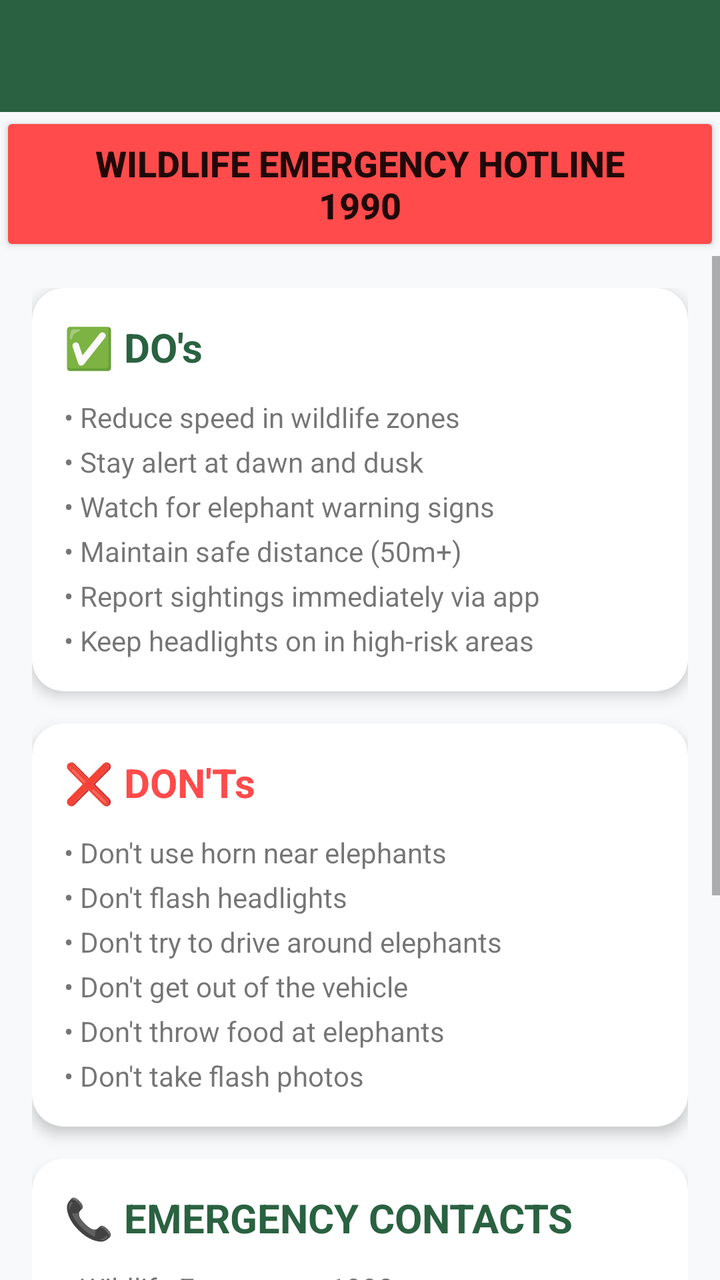
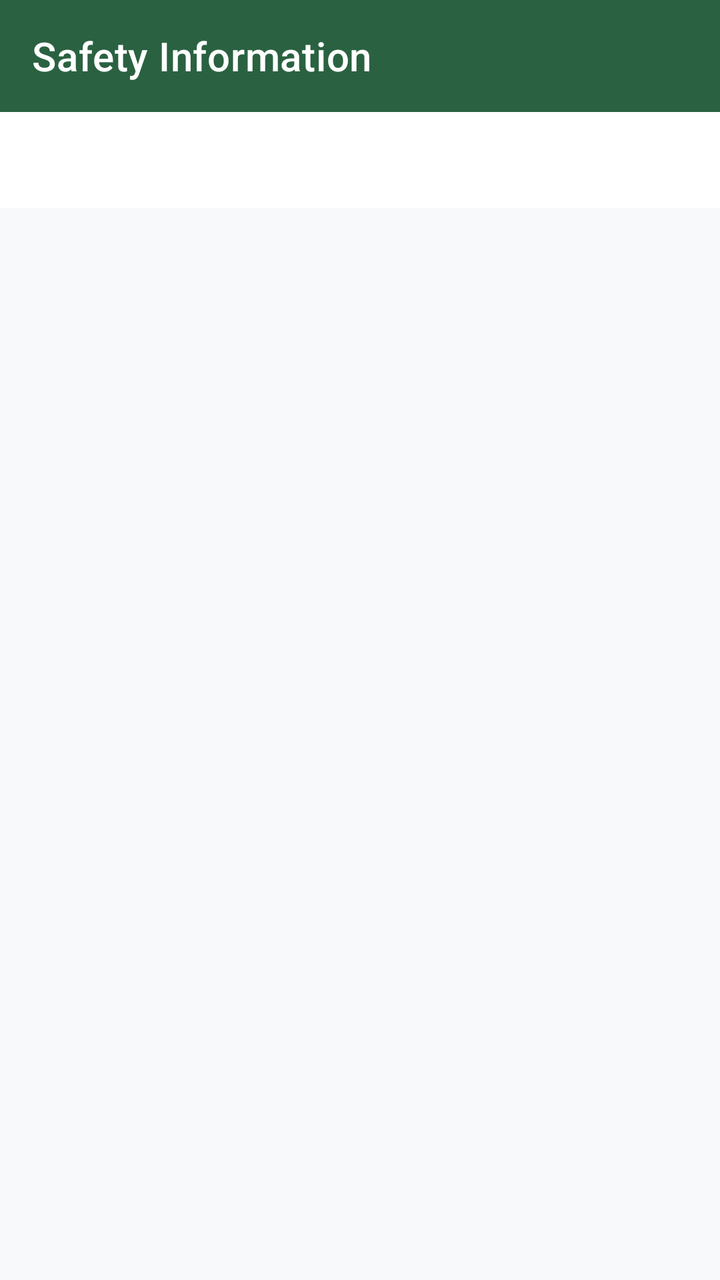

Two renders of the same Android screen: before a commit and after it. Below are the layout's source before the change and the commit's diff.
<!-- AndroidManifest.xml: application theme Theme.ElephAlert -->
<!-- res/layout/activity_safety_info.xml -->
<?xml version="1.0" encoding="utf-8"?>
<LinearLayout xmlns:android="http://schemas.android.com/apk/res/android"
    xmlns:app="http://schemas.android.com/apk/res-auto"
    android:layout_width="match_parent"
    android:layout_height="match_parent"
    android:orientation="vertical"
    android:background="@color/bg_screen">

    
    <androidx.appcompat.widget.Toolbar
        android:id="@+id/toolbar"
        android:layout_width="match_parent"
        android:layout_height="?attr/actionBarSize"
        android:background="@color/primary"
        app:titleTextColor="@color/white" />

    
    <Button
        android:id="@+id/btnEmergency"
        android:layout_width="match_parent"
        android:layout_height="72dp"
        android:text="WILDLIFE EMERGENCY HOTLINE\n1990"
        android:textSize="18sp"
        android:textStyle="bold"
        android:backgroundTint="@color/danger"
        android:paddingVertical="8dp" />

    <ScrollView
        android:layout_width="match_parent"
        android:layout_height="match_parent">

        <LinearLayout
            android:layout_width="match_parent"
            android:layout_height="wrap_content"
            android:orientation="vertical"
            android:padding="16dp">

            
            <com.google.android.material.card.MaterialCardView
                android:layout_width="match_parent"
                android:layout_height="wrap_content"
                app:cardCornerRadius="16dp"
                app:cardElevation="4dp"
                android:layout_marginBottom="16dp">

                <LinearLayout
                    android:layout_width="match_parent"
                    android:layout_height="wrap_content"
                    android:orientation="vertical"
                    android:padding="16dp">

                    <TextView
                        android:layout_width="wrap_content"
                        android:layout_height="wrap_content"
                        android:text="✅ DO's"
                        android:textSize="20sp"
                        android:textStyle="bold"
                        android:textColor="@color/primary"
                        android:layout_marginBottom="12dp" />

                    <TextView
                        android:layout_width="match_parent"
                        android:layout_height="wrap_content"
                        android:text="• Reduce speed in wildlife zones\n• Stay alert at dawn and dusk\n• Watch for elephant warning signs\n• Maintain safe distance (50m+)\n• Report sightings immediately via app\n• Keep headlights on in high-risk areas"
                        android:lineSpacingExtra="6dp"
                        android:textSize="14sp" />
                </LinearLayout>
            </com.google.android.material.card.MaterialCardView>

            
            <com.google.android.material.card.MaterialCardView
                android:layout_width="match_parent"
                android:layout_height="wrap_content"
                app:cardCornerRadius="16dp"
                app:cardElevation="4dp"
                android:layout_marginBottom="16dp">

                <LinearLayout
                    android:layout_width="match_parent"
                    android:layout_height="wrap_content"
                    android:orientation="vertical"
                    android:padding="16dp">

                    <TextView
                        android:layout_width="wrap_content"
                        android:layout_height="wrap_content"
                        android:text="❌ DON'Ts"
                        android:textSize="20sp"
                        android:textStyle="bold"
                        android:textColor="@color/danger"
                        android:layout_marginBottom="12dp" />

                    <TextView
                        android:layout_width="match_parent"
                        android:layout_height="wrap_content"
                        android:text="• Don't use horn near elephants\n• Don't flash headlights\n• Don't try to drive around elephants\n• Don't get out of the vehicle\n• Don't throw food at elephants\n• Don't take flash photos"
                        android:lineSpacingExtra="6dp"
                        android:textSize="14sp" />
                </LinearLayout>
            </com.google.android.material.card.MaterialCardView>

            
            <com.google.android.material.card.MaterialCardView
                android:layout_width="match_parent"
                android:layout_height="wrap_content"
                app:cardCornerRadius="16dp"
                app:cardElevation="4dp"
                android:layout_marginBottom="16dp">

                <LinearLayout
                    android:layout_width="match_parent"
                    android:layout_height="wrap_content"
                    android:orientation="vertical"
                    android:padding="16dp">

                    <TextView
                        android:layout_width="wrap_content"
                        android:layout_height="wrap_content"
                        android:text="📞 EMERGENCY CONTACTS"
                        android:textSize="20sp"
                        android:textStyle="bold"
                        android:textColor="@color/primary"
                        android:layout_marginBottom="12dp" />

                    <TextView
                        android:layout_width="match_parent"
                        android:layout_height="wrap_content"
                        android:text="• Wildlife Emergency: 1990\n• Police: 118 / 119\n• Ambulance: 110\n• DWC Hotline: 1992\n• Forest Department: 1919"
                        android:lineSpacingExtra="6dp"
                        android:textSize="14sp" />
                </LinearLayout>
            </com.google.android.material.card.MaterialCardView>

            
            <com.google.android.material.card.MaterialCardView
                android:layout_width="match_parent"
                android:layout_height="wrap_content"
                app:cardCornerRadius="16dp"
                app:cardElevation="4dp">

                <LinearLayout
                    android:layout_width="match_parent"
                    android:layout_height="wrap_content"
                    android:orientation="vertical"
                    android:padding="16dp">

                    <TextView
                        android:layout_width="wrap_content"
                        android:layout_height="wrap_content"
                        android:text="🌙 HIGH RISK TIMES"
                        android:textSize="20sp"
                        android:textStyle="bold"
                        android:textColor="@color/warning"
                        android:layout_marginBottom="12dp" />

                    <TextView
                        android:layout_width="match_parent"
                        android:layout_height="wrap_content"
                        android:text="• Dawn: 5:00 AM - 7:00 AM\n• Dusk: 5:00 PM - 7:00 PM\n• Night time: 8:00 PM - 5:00 AM\n• Dry season: May - September"
                        android:lineSpacingExtra="6dp"
                        android:textSize="14sp" />
                </LinearLayout>
            </com.google.android.material.card.MaterialCardView>

        </LinearLayout>
    </ScrollView>
</LinearLayout>
<!-- resources referenced by this layout -->
<resources>
  <color name="bg_screen">#F8F9FA</color>
  <color name="danger">#FF4B4B</color>
  <color name="primary">#2A6241</color>
  <color name="warning">#FFB300</color>
  <color name="white">#FFFFFF</color>
  <style name="Theme.ElephAlert" parent="Theme.MaterialComponents.DayNight.NoActionBar">
          
          <item name="colorPrimary">@color/primary</item>
          <item name="colorPrimaryVariant">@color/primary_dark</item>
          <item name="colorOnPrimary">@color/white</item>
  
          
          <item name="colorSecondary">@color/warning</item>
          <item name="colorSecondaryVariant">@color/warning</item>
          <item name="colorOnSecondary">@color/black</item>
  
          
          <item name="android:windowBackground">@color/bg_screen</item>
          <item name="colorSurface">@color/white</item>
          <item name="colorOnSurface">@color/black</item>
  
          
          <item name="android:statusBarColor">@color/primary_dark</item>
  
          
          <item name="actionBarSize">56dp</item>
      </style>
  <color name="primary_dark">#1B432A</color>
  <color name="black">#212121</color>
</resources>

<!-- the commit's change to res/layout/activity_safety_info.xml (unified diff, before → after) -->
@@ -3,165 +3,51 @@
     xmlns:app="http://schemas.android.com/apk/res-auto"
     android:layout_width="match_parent"
     android:layout_height="match_parent"
-    android:orientation="vertical"
-    android:background="@color/bg_screen">
+    android:orientation="vertical">
 
-    
     <androidx.appcompat.widget.Toolbar
         android:id="@+id/toolbar"
         android:layout_width="match_parent"
         android:layout_height="?attr/actionBarSize"
         android:background="@color/primary"
-        app:titleTextColor="@color/white" />
+        app:titleTextColor="@android:color/white"
+        app:title="Safety Information" />
 
-    
-    <Button
-        android:id="@+id/btnEmergency"
-        android:layout_width="match_parent"
-        android:layout_height="72dp"
-        android:text="WILDLIFE EMERGENCY HOTLINE\n1990"
-        android:textSize="18sp"
-        android:textStyle="bold"
-        android:backgroundTint="@color/danger"
-        android:paddingVertical="8dp" />
-
-    <ScrollView
+    <FrameLayout
         android:layout_width="match_parent"
         android:layout_height="match_parent">
 
         <LinearLayout
             android:layout_width="match_parent"
-            android:layout_height="wrap_content"
-            android:orientation="vertical"
-            android:padding="16dp">
+            android:layout_height="match_parent"
+            android:orientation="vertical">
 
-            
-            <com.google.android.material.card.MaterialCardView
+            <com.google.android.material.tabs.TabLayout
+                android:id="@+id/tabLayout"
                 android:layout_width="match_parent"
                 android:layout_height="wrap_content"
-                app:cardCornerRadius="16dp"
-                app:cardElevation="4dp"
-                android:layout_marginBottom="16dp">
+                android:background="@color/white"
+                app:tabMode="scrollable"
+                app:tabGravity="fill"
+                app:tabIndicatorColor="@color/primary"
+                app:tabSelectedTextColor="@color/primary"
+                app:tabTextColor="@color/gray_dark" />
 
-                <LinearLayout
-                    android:layout_width="match_parent"
-                    android:layout_height="wrap_content"
-                    android:orientation="vertical"
-                    android:padding="16dp">
-
-                    <TextView
-                        android:layout_width="wrap_content"
-                        android:layout_height="wrap_content"
-                        android:text="✅ DO's"
-                        android:textSize="20sp"
-                        android:textStyle="bold"
-                        android:textColor="@color/primary"
-                        android:layout_marginBottom="12dp" />
-
-                    <TextView
-                        android:layout_width="match_parent"
-                        android:layout_height="wrap_content"
-                        android:text="• Reduce speed in wildlife zones\n• Stay alert at dawn and dusk\n• Watch for elephant warning signs\n• Maintain safe distance (50m+)\n• Report sightings immediately via app\n• Keep headlights on in high-risk areas"
-                        android:lineSpacingExtra="6dp"
-                        android:textSize="14sp" />
-                </LinearLayout>
-            </com.google.android.material.card.MaterialCardView>
-
-            
-            <com.google.android.material.card.MaterialCardView
+            <androidx.viewpager2.widget.ViewPager2
+                android:id="@+id/viewPager"
                 android:layout_width="match_parent"
-                android:layout_height="wrap_content"
-                app:cardCornerRadius="16dp"
-                app:cardElevation="4dp"
-                android:layout_marginBottom="16dp">
-
-                <LinearLayout
-                    android:layout_width="match_parent"
-                    android:layout_height="wrap_content"
-                    android:orientation="vertical"
-                    android:padding="16dp">
-
-                    <TextView
-                        android:layout_width="wrap_content"
-                        android:layout_height="wrap_content"
-                        android:text="❌ DON'Ts"
-                        android:textSize="20sp"
-                        android:textStyle="bold"
-                        android:textColor="@color/danger"
-                        android:layout_marginBottom="12dp" />
-
-                    <TextView
-                        android:layout_width="match_parent"
-                        android:layout_height="wrap_content"
-                        android:text="• Don't use horn near elephants\n• Don't flash headlights\n• Don't try to drive around elephants\n• Don't get out of the vehicle\n• Don't throw food at elephants\n• Don't take flash photos"
-                        android:lineSpacingExtra="6dp"
-                        android:textSize="14sp" />
-                </LinearLayout>
-            </com.google.android.material.card.MaterialCardView>
-
-            
-            <com.google.android.material.card.MaterialCardView
-                android:layout_width="match_parent"
-                android:layout_height="wrap_content"
-                app:cardCornerRadius="16dp"
-                app:cardElevation="4dp"
-                android:layout_marginBottom="16dp">
-
-                <LinearLayout
-                    android:layout_width="match_parent"
-                    android:layout_height="wrap_content"
-                    android:orientation="vertical"
-                    android:padding="16dp">
-
-                    <TextView
-                        android:layout_width="wrap_content"
-                        android:layout_height="wrap_content"
-                        android:text="📞 EMERGENCY CONTACTS"
-                        android:textSize="20sp"
-                        android:textStyle="bold"
-                        android:textColor="@color/primary"
-                        android:layout_marginBottom="12dp" />
-
-                    <TextView
-                        android:layout_width="match_parent"
-                        android:layout_height="wrap_content"
-                        android:text="• Wildlife Emergency: 1990\n• Police: 118 / 119\n• Ambulance: 110\n• DWC Hotline: 1992\n• Forest Department: 1919"
-                        android:lineSpacingExtra="6dp"
-                        android:textSize="14sp" />
-                </LinearLayout>
-            </com.google.android.material.card.MaterialCardView>
-
-            
-            <com.google.android.material.card.MaterialCardView
-                android:layout_width="match_parent"
-                android:layout_height="wrap_content"
-                app:cardCornerRadius="16dp"
-                app:cardElevation="4dp">
-
-                <LinearLayout
-                    android:layout_width="match_parent"
-                    android:layout_height="wrap_content"
-                    android:orientation="vertical"
-                    android:padding="16dp">
-
-                    <TextView
-                        android:layout_width="wrap_content"
-                        android:layout_height="wrap_content"
-                        android:text="🌙 HIGH RISK TIMES"
-                        android:textSize="20sp"
-                        android:textStyle="bold"
-                        android:textColor="@color/warning"
-                        android:layout_marginBottom="12dp" />
-
-                    <TextView
-                        android:layout_width="match_parent"
-                        android:layout_height="wrap_content"
-                        android:text="• Dawn: 5:00 AM - 7:00 AM\n• Dusk: 5:00 PM - 7:00 PM\n• Night time: 8:00 PM - 5:00 AM\n• Dry season: May - September"
-                        android:lineSpacingExtra="6dp"
-                        android:textSize="14sp" />
-                </LinearLayout>
-            </com.google.android.material.card.MaterialCardView>
+                android:layout_height="0dp"
+                android:layout_weight="1" />
 
         </LinearLayout>
-    </ScrollView>
+
+        <ProgressBar
+            android:id="@+id/progressBar"
+            android:layout_width="wrap_content"
+            android:layout_height="wrap_content"
+            android:layout_gravity="center"
+            android:visibility="gone" />
+
+    </FrameLayout>
+
 </LinearLayout>
<!-- resource entries referenced after the edit -->
@@ -1,9 +1,7 @@
 <!-- resources referenced by this layout -->
 <resources>
-  <color name="bg_screen">#F8F9FA</color>
-  <color name="danger">#FF4B4B</color>
+  <color name="gray_dark">#757575</color>
   <color name="primary">#2A6241</color>
-  <color name="warning">#FFB300</color>
   <color name="white">#FFFFFF</color>
   <style name="Theme.ElephAlert" parent="Theme.MaterialComponents.DayNight.NoActionBar">
           
@@ -28,6 +26,8 @@
           <item name="actionBarSize">56dp</item>
       </style>
   <color name="primary_dark">#1B432A</color>
+  <color name="warning">#FFB300</color>
   <color name="black">#212121</color>
+  <color name="bg_screen">#F8F9FA</color>
 </resources>
 
